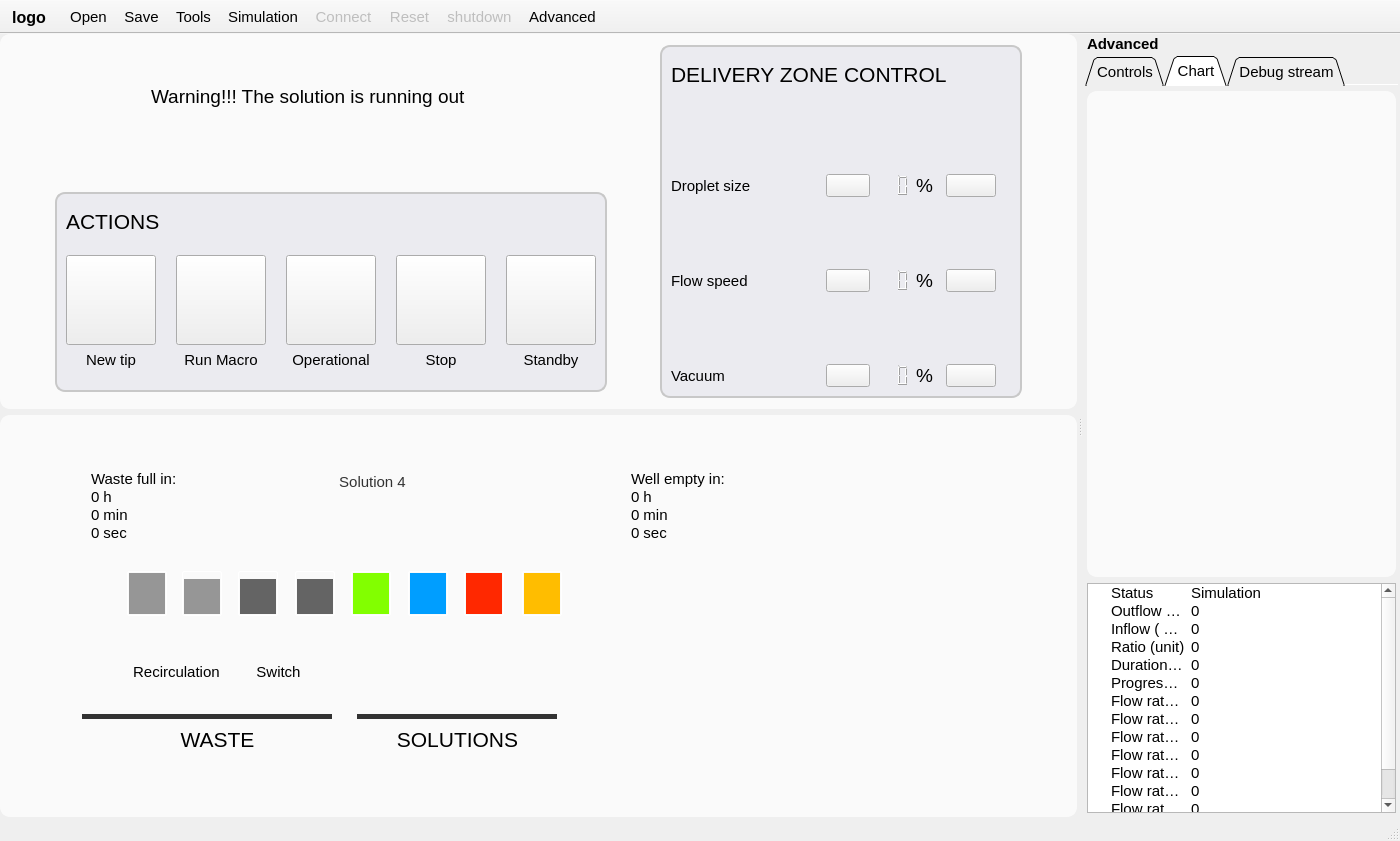
Qt form apps/Lab-on-a-tip/Lab-on-a-tip.ui (bellonemauro/Labonatip2.0) before a commit.
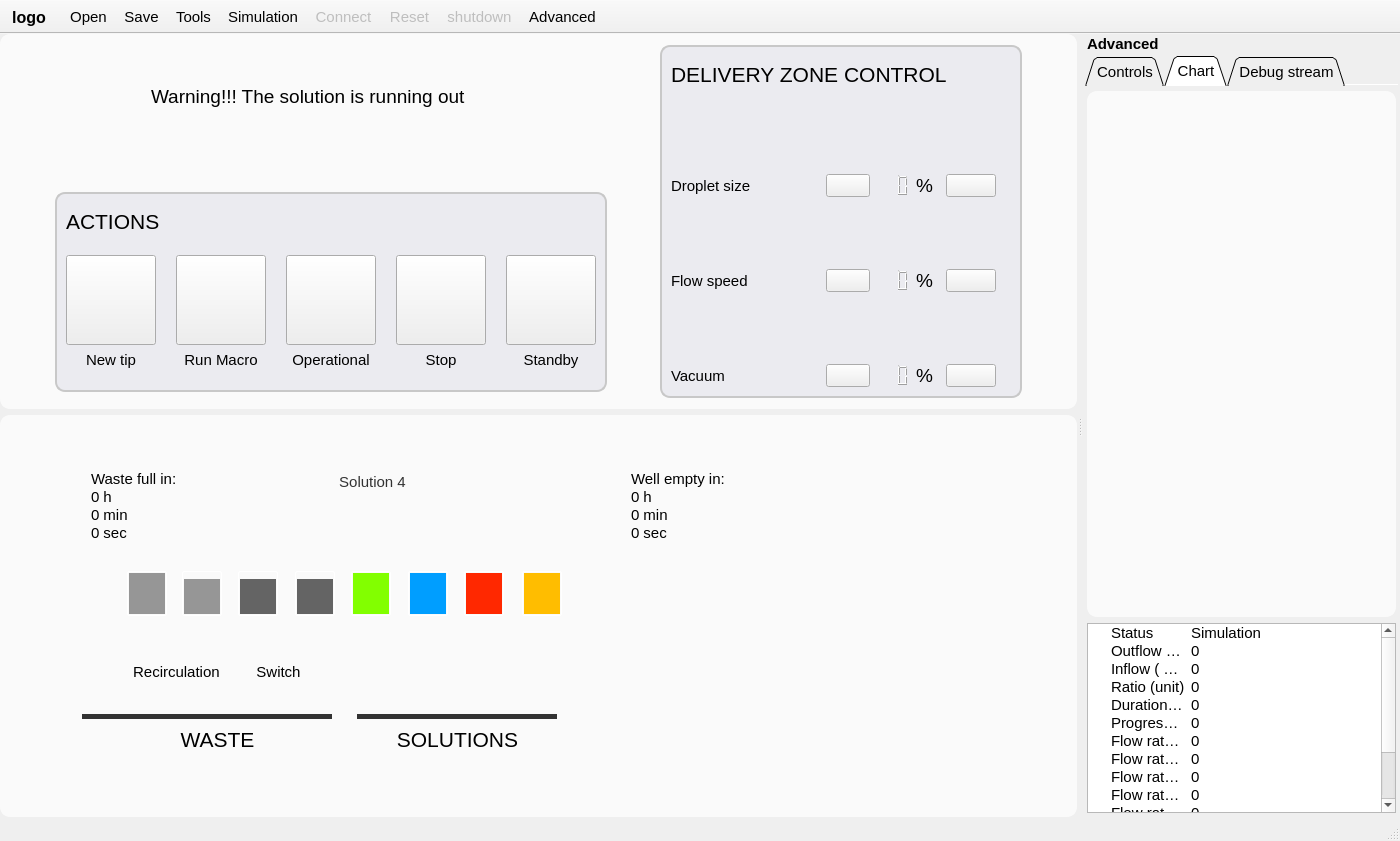
The same form after that commit. The open tabs and pages were chosen to show the change. Icons and pictures are not drawn.

What changed in the file:
```diff
--- a/apps/Lab-on-a-tip/Lab-on-a-tip.ui
+++ b/apps/Lab-on-a-tip/Lab-on-a-tip.ui
@@ -2546,7 +2546,7 @@
    <property name="minimumSize">
     <size>
      <width>317</width>
-     <height>490</height>
+     <height>523</height>
     </size>
    </property>
    <property name="maximumSize">
@@ -4456,6 +4456,11 @@
          </property>
          <item row="0" column="0">
           <widget class="QGroupBox" name="groupBox_chart">
+           <property name="font">
+            <font>
+             <pointsize>11</pointsize>
+            </font>
+           </property>
            <property name="styleSheet">
             <string notr="true">QGroupBox { 
      border: 2px solid  rgb(250, 250, 250); ; 
@@ -4500,13 +4505,13 @@
            <property name="minimumSize">
             <size>
              <width>0</width>
-             <height>170</height>
+             <height>150</height>
             </size>
            </property>
            <property name="maximumSize">
             <size>
              <width>16777215</width>
-             <height>230</height>
+             <height>190</height>
             </size>
            </property>
            <property name="font">
```
Left out of the diff: 18 changed lines with no effect on the pictures.
